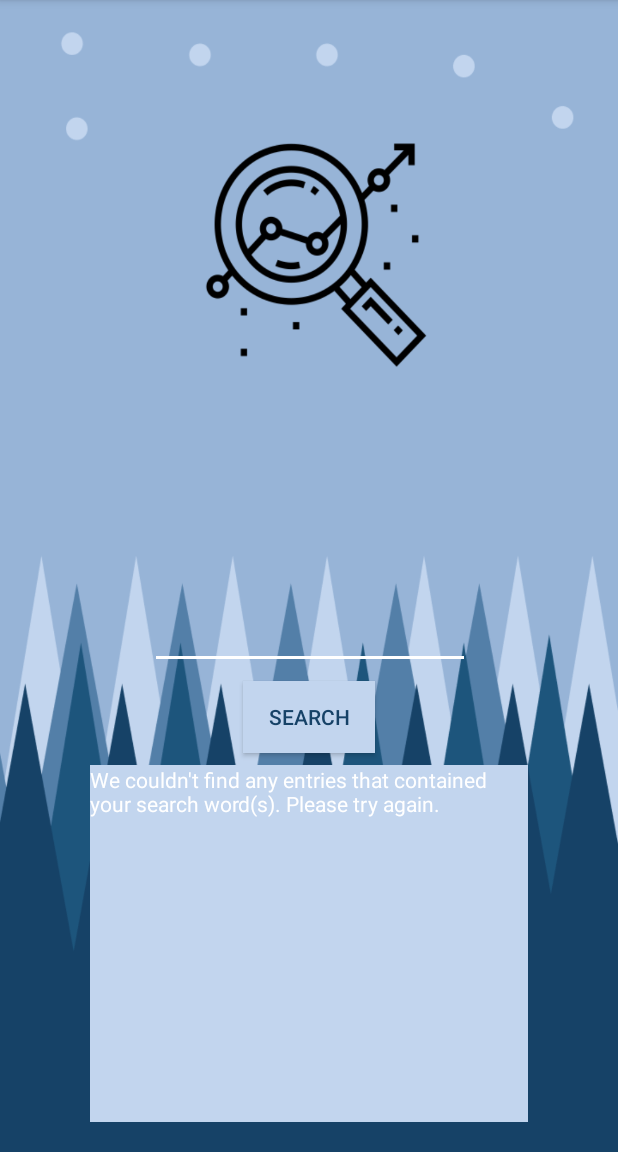
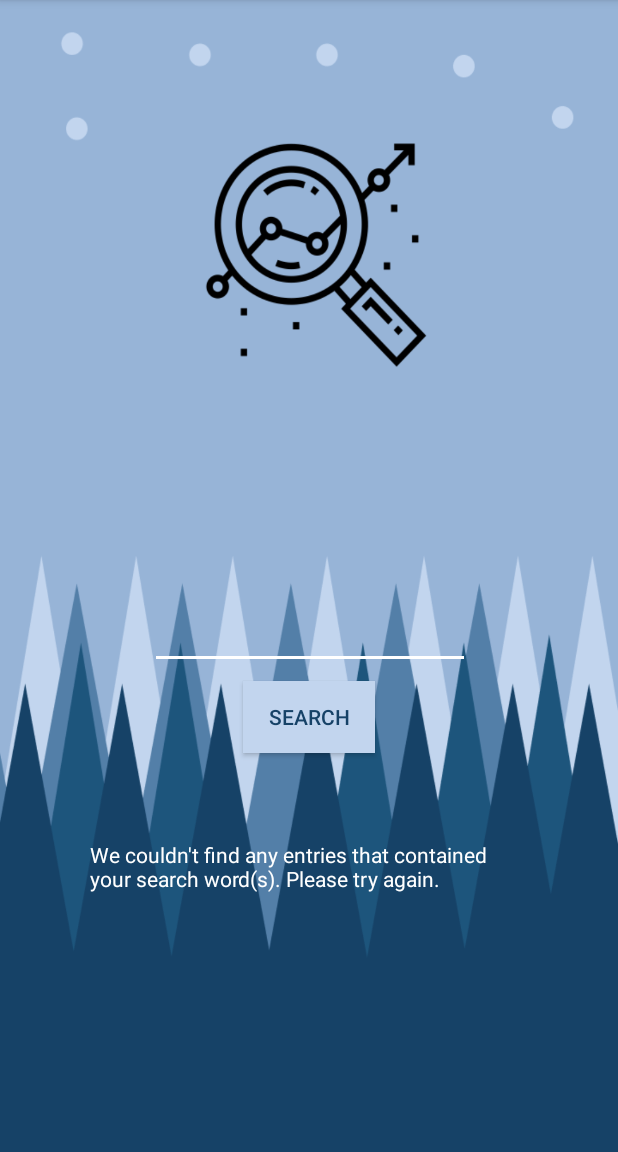
Before and after one commit to Poplica/Feelings-Diary, an Android app: the SearchActivity screen opened directly, with no data from a screen before it, after a tap on "SEARCH", on a phone screen of 412 x 824 dp, the part 84-1236 px from its top. Run offline under Robolectric (Android 15) with nearby library versions, the phone set to English and light mode, and no system bars; our stand-ins replace Firebase (no records; nobody signed in at launch, a user with empty details on screens opened directly).

Commit message:
adjusted search listview layout to improve readibility

```diff
--- a/app/src/main/res/layout/activity_search.xml
+++ b/app/src/main/res/layout/activity_search.xml
@@ -59,10 +59,9 @@ tools:context=".SearchActivity">
         android:id="@+id/search_layout"
         android:layout_width="match_parent"
         android:layout_height="match_parent"
-        android:background="@color/colorPrimaryDark"
         android:orientation="horizontal"
-        tools:layout_editor_absoluteX="8dp"
-        tools:layout_editor_absoluteY="180dp"></LinearLayout>
+        android:layout_marginTop="50dp"
+        ></LinearLayout>
 
 </LinearLayout>
 
```
